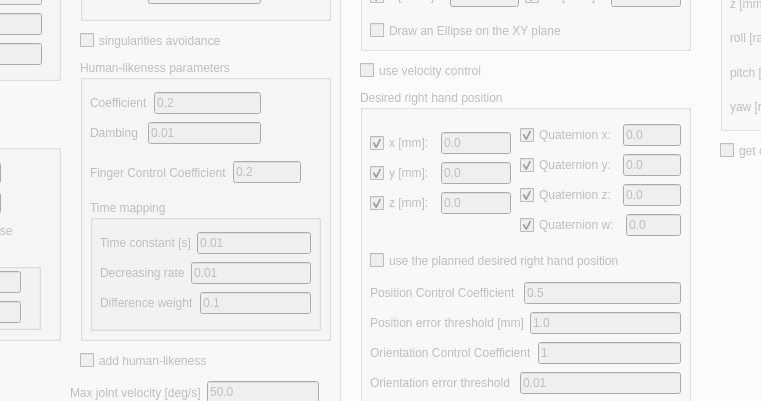
zohannn/motion_manager, file ui/main_window.ui: the form before one commit; both pictures show x 211 to 972 and y 174 to 575 of the 1265 by 795 pixel window.
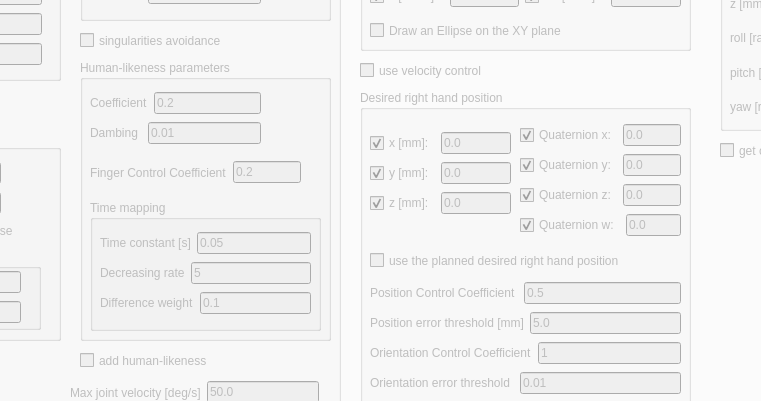
The form after the commit. Icons and pictures are not drawn. Custom widgets are drawn as their Qt base class.

```diff
--- a/ui/main_window.ui
+++ b/ui/main_window.ui
@@ -1978,7 +1978,7 @@
           <item>
            <widget class="QLineEdit" name="lineEdit_err_pos">
             <property name="text">
-             <string>1.0</string>
+             <string>5.0</string>
             </property>
            </widget>
           </item>
@@ -3016,7 +3016,7 @@
             <item>
              <widget class="QLineEdit" name="lineEdit_tau">
               <property name="text">
-               <string>0.01</string>
+               <string>0.05</string>
               </property>
              </widget>
             </item>
@@ -3034,7 +3034,7 @@
             <item>
              <widget class="QLineEdit" name="lineEdit_dec_rate">
               <property name="text">
-               <string>0.01</string>
+               <string>5</string>
               </property>
              </widget>
             </item>
@@ -3061,7 +3061,7 @@
          </layout>
         </widget>
        </widget>
-       <widget class="QWidget" name="">
+       <widget class="QWidget" name="layoutWidget">
         <property name="geometry">
          <rect>
           <x>10</x>
```
